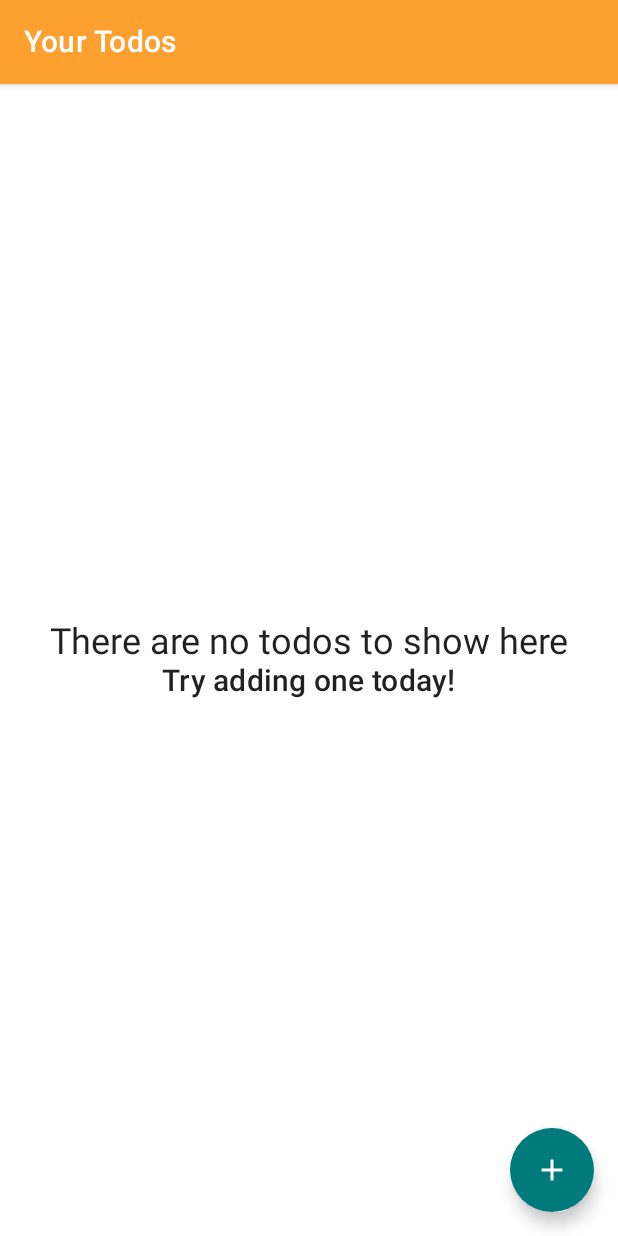
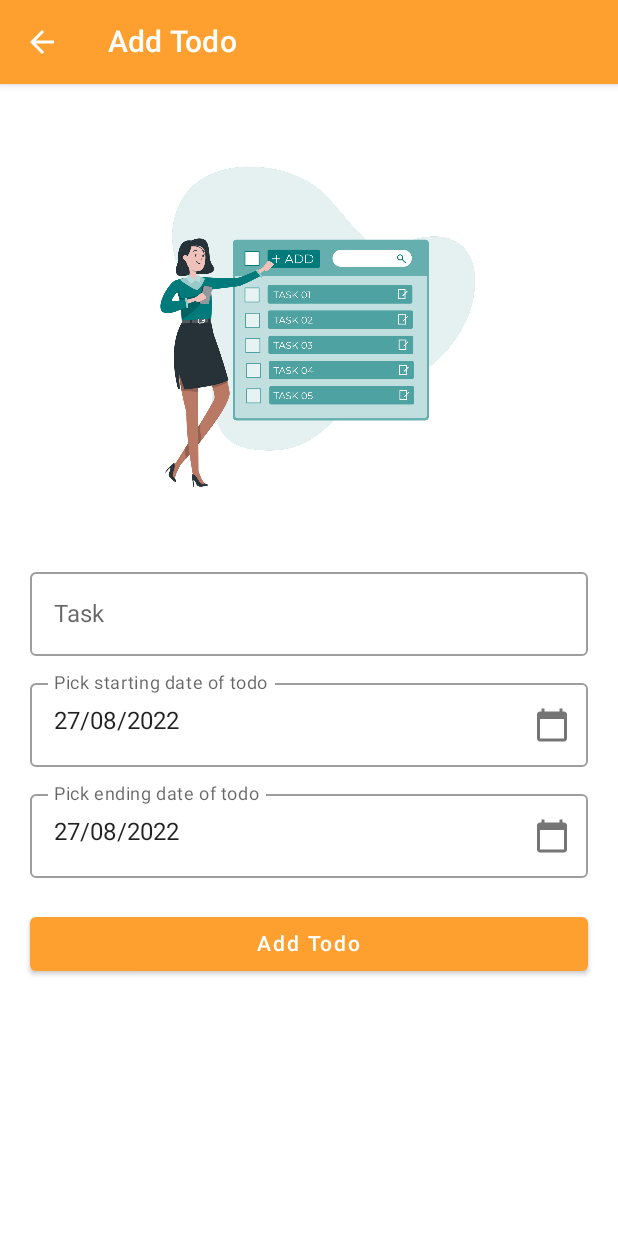
Before and after one commit to Coeeter/TodoListCompose, an Android app built with Jetpack Compose: the screen it shows after launch (MainActivity), after a tap on "Add Todo", on a phone screen of 412 x 824 dp. Run offline under Robolectric (Android 15) with nearby library versions, the phone set to English and light mode, and no system bars; our stand-ins replace Dagger/Hilt's generated code, Room's generated code.

Commit message:
Completed add todo page

```diff
--- a/app/build.gradle
+++ b/app/build.gradle
@@ -10,7 +10,7 @@ android {
 
     defaultConfig {
         applicationId "com.example.todolistcompose"
-        minSdk 23
+        minSdk 24
         targetSdk 31
         versionCode 1
         versionName "1.0"
--- a/app/src/main/java/com/example/todolistcompose/App.kt
+++ b/app/src/main/java/com/example/todolistcompose/App.kt
@@ -4,4 +4,4 @@ import android.app.Application
 import dagger.hilt.android.HiltAndroidApp
 
 @HiltAndroidApp
-class App: Application()
+class App : Application()
--- a/app/src/main/java/com/example/todolistcompose/data/todos/TodoDatabase.kt
+++ b/app/src/main/java/com/example/todolistcompose/data/todos/TodoDatabase.kt
@@ -7,6 +7,6 @@ import androidx.room.RoomDatabase
     entities = [TodoModel::class],
     version = 1
 )
-abstract class TodoDatabase: RoomDatabase() {
+abstract class TodoDatabase : RoomDatabase() {
     abstract fun getTodoDao(): TodoDao
 }
--- a/app/src/main/java/com/example/todolistcompose/domain/exceptions/InvalidTodoException.kt
+++ b/app/src/main/java/com/example/todolistcompose/domain/exceptions/InvalidTodoException.kt
@@ -1,3 +1,3 @@
 package com.example.todolistcompose.domain.exceptions
 
-class InvalidTodoException(message: String): Exception(message)
+class InvalidTodoException(message: String) : Exception(message)
--- a/app/src/main/java/com/example/todolistcompose/domain/useCases/todos/AddTodoUseCase.kt
+++ b/app/src/main/java/com/example/todolistcompose/domain/useCases/todos/AddTodoUseCase.kt
@@ -23,7 +23,7 @@ class AddTodoUseCase @Inject constructor(
         )
         if (todo.task.isEmpty())
             throw InvalidTodoException("Task of todo cannot be empty")
-        if (todo.timeCreated < todo.timeToComplete)
+        if (todo.timeToStartTask > todo.timeToComplete)
             throw InvalidTodoException("Time to complete of todo cannot be before the start date")
         todoRepo.addTodo(todo)
     }
--- a/app/src/main/java/com/example/todolistcompose/domain/useCases/todos/GetTodoListUseCase.kt
+++ b/app/src/main/java/com/example/todolistcompose/domain/useCases/todos/GetTodoListUseCase.kt
@@ -1,8 +1,6 @@
 package com.example.todolistcompose.domain.useCases.todos
 
-import com.example.todolistcompose.data.todos.TodoModel
 import com.example.todolistcompose.domain.repos.TodoRepo
-import kotlinx.coroutines.flow.Flow
 import javax.inject.Inject
 
 class GetTodoListUseCase @Inject constructor(
--- a/app/src/main/java/com/example/todolistcompose/presentation/MainActivity.kt
+++ b/app/src/main/java/com/example/todolistcompose/presentation/MainActivity.kt
@@ -12,11 +12,11 @@ import androidx.navigation.compose.NavHost
 import androidx.navigation.compose.composable
 import androidx.navigation.compose.rememberNavController
 import androidx.navigation.navArgument
-import com.example.todolistcompose.presentation.theme.TodoListComposeTheme
 import com.example.todolistcompose.presentation.screens.AddTodosScreen
 import com.example.todolistcompose.presentation.screens.TodoDetailsScreen
 import com.example.todolistcompose.presentation.screens.TodosScreen
 import com.example.todolistcompose.presentation.screens.UpdateTodosScreen
+import com.example.todolistcompose.presentation.theme.TodoListComposeTheme
 import com.example.todolistcompose.presentation.utils.Screen
 import dagger.hilt.android.AndroidEntryPoint
 
--- a/app/src/main/java/com/example/todolistcompose/presentation/screens/TodoScreen.kt
+++ b/app/src/main/java/com/example/todolistcompose/presentation/screens/TodoScreen.kt
@@ -1,24 +1,30 @@
 package com.example.todolistcompose.presentation.screens
 
-import androidx.compose.foundation.layout.Arrangement
+import androidx.compose.foundation.Image
 import androidx.compose.foundation.layout.Column
 import androidx.compose.foundation.layout.PaddingValues
 import androidx.compose.foundation.layout.fillMaxSize
+import androidx.compose.foundation.layout.fillMaxWidth
 import androidx.compose.foundation.lazy.LazyColumn
 import androidx.compose.foundation.lazy.items
 import androidx.compose.material.*
 import androidx.compose.material.icons.Icons
 import androidx.compose.material.icons.filled.Add
-import androidx.compose.material.icons.filled.Check
 import androidx.compose.runtime.Composable
 import androidx.compose.runtime.collectAsState
 import androidx.compose.runtime.getValue
+import androidx.compose.runtime.rememberCoroutineScope
 import androidx.compose.ui.Alignment
 import androidx.compose.ui.Modifier
+import androidx.compose.ui.res.painterResource
+import androidx.compose.ui.text.font.FontWeight
 import androidx.compose.ui.unit.dp
 import androidx.hilt.navigation.compose.hiltViewModel
 import androidx.navigation.NavController
+import com.example.todolistcompose.R
+import com.example.todolistcompose.presentation.utils.Screen
 import com.example.todolistcompose.presentation.viewmodels.TodoScreenViewModel
+import kotlinx.coroutines.launch
 
 @Composable
 fun TodosScreen(
@@ -28,16 +34,20 @@ fun TodosScreen(
 ) {
     val scaffoldState = rememberScaffoldState()
     val todoList by todoViewModel.state.collectAsState()
+
     Scaffold(
         modifier = modifier,
         scaffoldState = scaffoldState,
         topBar = {
             TopAppBar(
                 title = { Text(text = "Your Todos") },
+                backgroundColor = MaterialTheme.colors.primary
             )
         },
         floatingActionButton = {
-            FloatingActionButton(onClick = {}) {
+            FloatingActionButton(onClick = {
+                navController.navigate(Screen.AddTodosScreen.route)
+            }) {
                 Icon(Icons.Filled.Add, contentDescription = "Add Todo")
             }
         }
@@ -48,16 +58,28 @@ fun TodosScreen(
                 contentPadding = PaddingValues(10.dp),
             ) {
                 items(todoList) { todo ->
-
+                    Text(todo.task)
                 }
             }
-        Column(
-            modifier = Modifier.fillMaxSize(),
-            verticalArrangement = Arrangement.Center,
-            horizontalAlignment = Alignment.CenterHorizontally
-        ) {
-            Text(text = "There are no todos to show here", style = MaterialTheme.typography.h5)
-            Text(text = "Try adding one today!", style = MaterialTheme.typography.h6)
-        }
+        if (todoList.isEmpty())
+            Column(
+                modifier = Modifier.fillMaxSize(),
+                horizontalAlignment = Alignment.CenterHorizontally
+            ) {
+                Image(
+                    painter = painterResource(id = R.drawable.ic_empty_todo_list),
+                    contentDescription = "Empty List Image",
+                    modifier = Modifier
+                        .fillMaxWidth(0.8f)
+                )
+                Text(
+                    text = "There are no todos to show here",
+                    style = MaterialTheme.typography.h5,
+                )
+                Text(
+                    text = "Try adding one today!",
+                    style = MaterialTheme.typography.h6.copy(fontWeight = FontWeight.Light)
+                )
+            }
     }
 }
--- /dev/null
+++ b/app/src/main/java/com/example/todolistcompose/presentation/screens/addtodosscreen/AddTodosScreen.kt
@@ -0,0 +1,150 @@
+package com.example.todolistcompose.presentation.screens
+
+import android.os.Build
+import android.util.Log
+import androidx.annotation.RequiresApi
+import androidx.compose.animation.AnimatedVisibility
+import androidx.compose.animation.ExperimentalAnimationApi
+import androidx.compose.foundation.Image
+import androidx.compose.foundation.background
+import androidx.compose.foundation.layout.*
+import androidx.compose.material.*
+import androidx.compose.material.icons.Icons
+import androidx.compose.material.icons.filled.ArrowBack
+import androidx.compose.runtime.*
+import androidx.compose.ui.Alignment
+import androidx.compose.ui.Modifier
+import androidx.compose.ui.platform.LocalFocusManager
+import androidx.compose.ui.res.painterResource
+import androidx.compose.ui.unit.dp
+import androidx.hilt.navigation.compose.hiltViewModel
+import androidx.navigation.NavController
+import com.example.todolistcompose.R
+import com.example.todolistcompose.presentation.screens.addtodosscreen.components.DatePickerTextField
+import com.example.todolistcompose.presentation.viewmodels.AddTodosScreenViewModel
+import kotlinx.coroutines.flow.catch
+import kotlinx.coroutines.flow.launchIn
+import kotlinx.coroutines.flow.onEach
+
+@OptIn(ExperimentalAnimationApi::class)
+@RequiresApi(Build.VERSION_CODES.N)
+@Composable
+fun AddTodosScreen(
+    modifier: Modifier = Modifier,
+    navController: NavController,
+    viewModel: AddTodosScreenViewModel = hiltViewModel()
+) {
+    val task by viewModel.task.collectAsState()
+    val scaffoldState = rememberScaffoldState()
+    val scope = rememberCoroutineScope()
+    val focusManager = LocalFocusManager.current
+    var isLoading by remember {
+        mutableStateOf(false)
+    }
+
+    Scaffold(
+        modifier = Modifier.fillMaxSize(),
+        scaffoldState = scaffoldState,
+        topBar = {
+            TopAppBar(
+                title = { Text(text = "Add Todo") },
+                backgroundColor = MaterialTheme.colors.primary,
+                navigationIcon = {
+                    IconButton(onClick = { navController.popBackStack() }) {
+                        Icon(
+                            imageVector = Icons.Filled.ArrowBack,
+                            contentDescription = "Navigate back to previous screen"
+                        )
+                    }
+                }
+            )
+        }
+    ) {
+        Column(
+            modifier = Modifier
+                .fillMaxSize()
+                .padding(20.dp),
+            horizontalAlignment = Alignment.CenterHorizontally,
+        ) {
+            Image(
+                painter = painterResource(id = R.drawable.ic_add_todo),
+                contentDescription = "Add Todo image",
+                modifier = Modifier
+                    .fillMaxWidth(0.8f)
+            )
+            OutlinedTextField(
+                modifier = Modifier.fillMaxWidth(),
+                value = task,
+                label = { Text(text = "Task") },
+                onValueChange = {
+                    viewModel.task.value = it
+                },
+            )
+            Spacer(modifier = Modifier.height(10.dp))
+            DatePickerTextField(
+                modifier = Modifier.fillMaxWidth(),
+                onDateChangeListener = { viewModel.timeToStart.value = it }
+            ) {
+                Text(text = "Pick starting date of todo")
+            }
+            Spacer(modifier = Modifier.height(10.dp))
+            DatePickerTextField(
+                modifier = Modifier.fillMaxWidth(),
+                onDateChangeListener = { viewModel.timeToComplete.value = it }
+            ) {
+                Text(text = "Pick ending date of todo")
+            }
+            Spacer(modifier = Modifier.height(20.dp))
+            Button(
+                modifier = Modifier.fillMaxWidth(),
+                onClick = {
+                    focusManager.clearFocus()
+                    viewModel.addTodo()
+                        .onEach {
+                            when (it) {
+                                is AddTodosScreenViewModel.AddTodoState.Loading -> {
+                                    isLoading = true
+                                }
+                                is AddTodosScreenViewModel.AddTodoState.Success -> {
+                                    isLoading = false
+                                    scaffoldState.snackbarHostState.currentSnackbarData?.dismiss()
+                                    scaffoldState.snackbarHostState.showSnackbar(
+                                        "Successfully added Todo!",
+                                        "Okay"
+                                    )
+                                    navController.popBackStack()
+                                }
+                                is AddTodosScreenViewModel.AddTodoState.Failure -> {
+                                    isLoading = false
+                                    scaffoldState.snackbarHostState.currentSnackbarData?.dismiss()
+                                    scaffoldState.snackbarHostState.showSnackbar(it.message.toString())
+                                }
+                            }
+                        }
+                        .catch {
+                            scaffoldState.snackbarHostState.currentSnackbarData?.dismiss()
+                            scaffoldState.snackbarHostState.showSnackbar(it.message.toString())
+                            Log.d("poly", it.message.toString())
+                        }
+                        .launchIn(scope)
+                }
+            ) {
+                Text(text = "Add Todo")
+            }
+        }
+        AnimatedVisibility(
+            visible = isLoading,
+            modifier = Modifier
+                .fillMaxSize(),
+        ) {
+            Box(
+                modifier = Modifier
+                    .fillMaxSize()
+                    .background(MaterialTheme.colors.secondary.copy(alpha = 0.2f)),
+                contentAlignment = Alignment.Center
+            ) {
+                CircularProgressIndicator()
+            }
+        }
+    }
+}
--- /dev/null
+++ b/app/src/main/java/com/example/todolistcompose/presentation/screens/addtodosscreen/components/DatePickerTextField.kt
@@ -0,0 +1,99 @@
+package com.example.todolistcompose.presentation.screens.addtodosscreen.components
+
+import android.app.DatePickerDialog
+import androidx.compose.foundation.clickable
+import androidx.compose.foundation.layout.Box
+import androidx.compose.material.Icon
+import androidx.compose.material.OutlinedTextField
+import androidx.compose.material.icons.Icons
+import androidx.compose.material.icons.filled.CalendarToday
+import androidx.compose.runtime.*
+import androidx.compose.ui.Modifier
+import androidx.compose.ui.draw.alpha
+import androidx.compose.ui.platform.LocalContext
+import androidx.compose.ui.platform.LocalFocusManager
+import com.example.todolistcompose.R
+import java.util.*
+
+@Composable
+fun DatePickerTextField(
+    onDateChangeListener: (Long) -> Unit,
+    modifier: Modifier = Modifier,
+    label: @Composable () -> Unit,
+) {
+    val context = LocalContext.current
+    val focusManager = LocalFocusManager.current
+    val calendar = Calendar.getInstance()
+
+    val year = calendar.get(Calendar.YEAR)
+    val month = calendar.get(Calendar.MONTH) + 1
+    val day = calendar.get(Calendar.DAY_OF_MONTH)
+
+    var value by remember {
+        onDateChangeListener(calendar.timeInMillis)
+        mutableStateOf(getDateString(year, month, day))
+    }
+    val datePicker = remember {
+        DatePickerDialog(
+            context,
+            R.style.DialogTheme,
+            { _, year, month, day ->
+                val date = Calendar.getInstance().apply {
+                    set(Calendar.YEAR, year)
+                    set(Calendar.MONTH, month - 1)
+                    set(Calendar.DAY_OF_MONTH, day)
+                }
+                onDateChangeListener(date.timeInMillis)
+                value = getDateString(year, month, day)
+            },
+            year,
+            month,
+            day,
+        )
+    }
+    ReadOnlyTextField(
+        value = value,
+        label = label,
+        modifier = modifier,
+        onClick = {
+            focusManager.clearFocus()
+            datePicker.show()
+        },
+        trailingIcon = {
+            Icon(
+                imageVector = Icons.Filled.CalendarToday,
+                contentDescription = "Pick a date"
+            )
+        },
+    )
+}
+
+@Composable
+fun ReadOnlyTextField(
+    value: String,
+    modifier: Modifier = Modifier,
+    onClick: () -> Unit,
+    trailingIcon: @Composable () -> Unit,
+    label: @Composable () -> Unit
+) {
+    Box {
+        OutlinedTextField(
+            value = value,
+            onValueChange = {},
+            modifier = modifier,
+            label = label,
+            trailingIcon = trailingIcon
+        )
+        Box(
+            modifier = Modifier
+                .matchParentSize()
+                .alpha(0f)
+                .clickable(onClick = onClick),
+        )
+    }
+}
+
+private fun getDateString(year: Int, month: Int, day: Int) =
+    "${if (day < 10) "0$day" else day.toString()}/" +
+            "${if (month < 10) "0$month" else month.toString()}/" +
+            year.toString()
--- /dev/null
+++ b/app/src/main/java/com/example/todolistcompose/presentation/viewmodels/AddTodosScreenViewModel.kt
@@ -0,0 +1,45 @@
+package com.example.todolistcompose.presentation.viewmodels
+
+import androidx.lifecycle.ViewModel
+import com.example.todolistcompose.domain.exceptions.InvalidTodoException
+import com.example.todolistcompose.domain.useCases.todos.AddTodoUseCase
+import dagger.hilt.android.lifecycle.HiltViewModel
+import kotlinx.coroutines.Dispatchers
+import kotlinx.coroutines.delay
+import kotlinx.coroutines.flow.Flow
+import kotlinx.coroutines.flow.MutableStateFlow
+import kotlinx.coroutines.flow.flow
+import kotlinx.coroutines.flow.flowOn
+import javax.inject.Inject
+
+@HiltViewModel
+class AddTodosScreenViewModel @Inject constructor(
+    private val addTodosUseCase: AddTodoUseCase
+) : ViewModel() {
+    val task = MutableStateFlow("")
+    val timeToStart = MutableStateFlow<Long>(0)
+    val timeToComplete = MutableStateFlow<Long>(0)
+
+    fun addTodo(): Flow<AddTodoState> {
+        return flow {
+            emit(AddTodoState.Loading)
+            try {
+                addTodosUseCase(
+                    task.value,
+                    timeToStart.value,
+                    timeToComplete.value
+                )
+                delay(3000L)
+                emit(AddTodoState.Success)
+            } catch (e: InvalidTodoException) {
+                emit(AddTodoState.Failure(e.message.toString()))
+            }
+        }.flowOn(Dispatchers.IO)
+    }
+
+    sealed class AddTodoState() {
+        object Loading : AddTodoState()
+        object Success : AddTodoState()
+        class Failure(val message: String) : AddTodoState()
+    }
+}
--- a/app/src/main/res/values/themes.xml
+++ b/app/src/main/res/values/themes.xml
@@ -4,4 +4,8 @@
     <style name="Theme.TodoListCompose" parent="android:Theme.Material.Light.NoActionBar">
         <item name="android:statusBarColor">#D17403</item>
     </style>
+
+    <style name="DialogTheme" parent="android:Theme.Material.Light.Dialog">
+        <item name="android:colorAccent">#007A7A</item>
+    </style>
 </resources>
```
Also changed, not shown: app/src/main/java/com/example/todolistcompose/presentation/screens/AddTodosScreen.kt (deleted, +0 -10 lines), app/src/main/java/com/example/todolistcompose/presentation/utils/Screen.kt (+4 -4 lines), app/src/main/res/drawable-v24/ic_add_todo.png (added), app/src/main/res/drawable-v24/ic_empty_todo_list.png (added).
